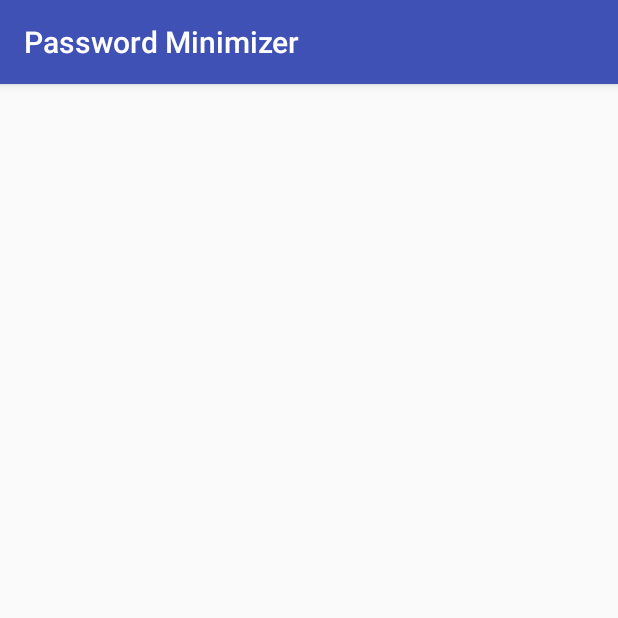
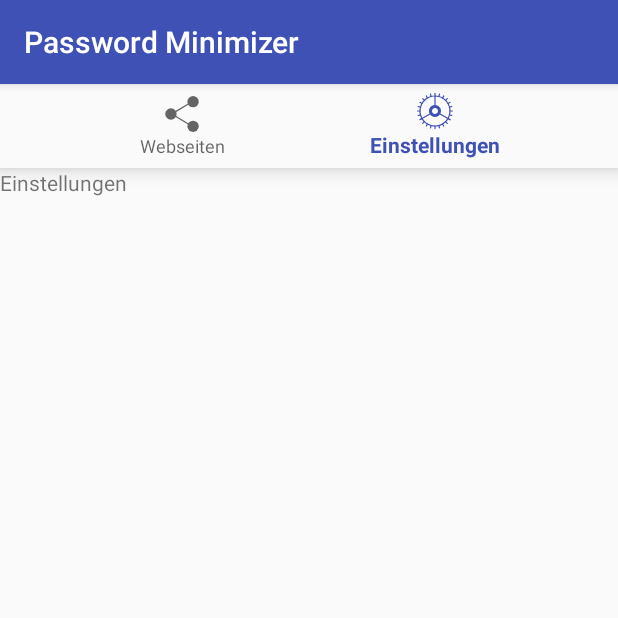
Before and after one commit to eileenoo/password_minimizer, an Android app: the PasswordDetailSettingsActivity screen opened directly, with no data from a screen before it, on a phone screen of 412 x 824 dp, the top half of it. Run offline under Robolectric (Android 15) with nearby library versions, the phone set to English and light mode, and no system bars.

Commit message:
Added basic navigation bar for pw detail websites / settings.

```diff
--- a/app/build.gradle
+++ b/app/build.gradle
@@ -22,6 +22,7 @@ dependencies {
     implementation fileTree(dir: 'libs', include: ['*.jar'])
     implementation 'com.android.support:appcompat-v7:26.1.0'
     implementation 'com.android.support.constraint:constraint-layout:1.1.0'
+    implementation 'com.android.support:design:26.1.0'
     testImplementation 'junit:junit:4.12'
     androidTestImplementation 'com.android.support.test:runner:1.0.2'
     androidTestImplementation 'com.android.support.test.espresso:espresso-core:3.0.2'
--- a/app/src/main/java/ath/password_minimizer/activities/PasswordDetailSettingsActivity.java
+++ b/app/src/main/java/ath/password_minimizer/activities/PasswordDetailSettingsActivity.java
@@ -1,15 +1,44 @@
 package ath.password_minimizer.activities;
 
+import android.content.Intent;
+import android.support.annotation.NonNull;
+import android.support.design.widget.BottomNavigationView;
 import android.support.v7.app.AppCompatActivity;
 import android.os.Bundle;
+import android.view.MenuItem;
 
 import ath.password_minimizer.R;
 
 public class PasswordDetailSettingsActivity extends AppCompatActivity {
 
+    private BottomNavigationView.OnNavigationItemSelectedListener mOnNavigationItemSelectedListener
+            = new BottomNavigationView.OnNavigationItemSelectedListener() {
+
+        @Override
+        public boolean onNavigationItemSelected(@NonNull MenuItem item) {
+            switch (item.getItemId()) {
+                case R.id.navigation_pw_detail_settings:
+                    return true;
+                case R.id.navigation_pw_details_websites:
+                    Intent intentPasswordWebsites = new Intent(PasswordDetailSettingsActivity.this, PasswordDetailWebsitesActivity.class);
+                    startActivity(intentPasswordWebsites);
+                    finish();
+                    return true;
+            }
+            return false;
+        }
+    };
+
     @Override
     protected void onCreate(Bundle savedInstanceState) {
         super.onCreate(savedInstanceState);
         setContentView(R.layout.activity_password_detail_settings);
+        setNavigationBar();
+    }
+
+    private void setNavigationBar() {
+        BottomNavigationView navigation = findViewById(R.id.navigation);
+        navigation.setSelectedItemId(R.id.navigation_pw_detail_settings);
+        navigation.setOnNavigationItemSelectedListener(mOnNavigationItemSelectedListener);
     }
 }
--- /dev/null
+++ b/app/src/main/res/drawable/ic_settings.xml
@@ -0,0 +1,32 @@
+<vector android:height="24dp" android:viewportHeight="60.0"
+    android:viewportWidth="60.0" android:width="24dp" xmlns:android="http://schemas.android.com/apk/res/android">
+    <path android:fillColor="#6C7A89" android:pathData="M30.02,56c-9.27,0 -17.91,-4.98 -22.54,-13C0.31,30.58 4.58,14.65 17,7.48c3.95,-2.28 8.44,-3.49 12.98,-3.49c9.27,0 17.91,4.98 22.54,13C59.69,29.42 55.42,45.35 43,52.52C39.05,54.8 34.56,56 30.02,56zM29.98,6c-4.19,0 -8.33,1.11 -11.98,3.22c-5.55,3.2 -9.52,8.38 -11.18,14.57C5.16,29.98 6.01,36.45 9.22,42c4.27,7.4 12.25,12 20.81,12c4.19,0 8.33,-1.11 11.98,-3.22c5.55,-3.2 9.52,-8.38 11.18,-14.57c1.66,-6.19 0.81,-12.66 -2.4,-18.21C46.51,10.6 38.54,6 29.98,6z"/>
+    <path android:fillColor="#6C7A89" android:pathData="M23.46,1.73c-0.14,-0.53 -0.69,-0.85 -1.23,-0.71c-0.53,0.14 -0.85,0.69 -0.71,1.23l1.03,3.86c0.12,0.45 0.52,0.74 0.96,0.74c0.09,0 0.17,-0.01 0.26,-0.03c0.53,-0.14 0.85,-0.69 0.71,-1.23L23.46,1.73z"/>
+    <path android:fillColor="#6C7A89" android:pathData="M37.44,53.89c-0.14,-0.53 -0.69,-0.85 -1.23,-0.71s-0.85,0.69 -0.71,1.23l1.03,3.86c0.12,0.45 0.52,0.74 0.96,0.74c0.09,0 0.17,-0.01 0.26,-0.03c0.53,-0.14 0.85,-0.69 0.71,-1.23L37.44,53.89z"/>
+    <path android:fillColor="#6C7A89" android:pathData="M59,29h-4c-0.55,0 -1,0.45 -1,1s0.45,1 1,1h4c0.55,0 1,-0.45 1,-1S59.55,29 59,29z"/>
+    <path android:fillColor="#6C7A89" android:pathData="M5,31c0.55,0 1,-0.45 1,-1s-0.45,-1 -1,-1H1c-0.55,0 -1,0.45 -1,1s0.45,1 1,1H5z"/>
+    <path android:fillColor="#6C7A89" android:pathData="M48.38,46.97c-0.39,-0.39 -1.02,-0.39 -1.41,0s-0.39,1.02 0,1.41l2.83,2.83c0.19,0.19 0.45,0.29 0.71,0.29s0.51,-0.1 0.71,-0.29c0.39,-0.39 0.39,-1.02 0,-1.41L48.38,46.97z"/>
+    <path android:fillColor="#6C7A89" android:pathData="M10.2,8.79c-0.39,-0.39 -1.02,-0.39 -1.41,0s-0.39,1.02 0,1.41l2.83,2.83c0.19,0.19 0.45,0.29 0.71,0.29s0.51,-0.1 0.71,-0.29c0.39,-0.39 0.39,-1.02 0,-1.41L10.2,8.79z"/>
+    <path android:fillColor="#6C7A89" android:pathData="M47.68,13.32c0.26,0 0.51,-0.1 0.71,-0.29l2.83,-2.83c0.39,-0.39 0.39,-1.02 0,-1.41s-1.02,-0.39 -1.41,0l-2.83,2.83c-0.39,0.39 -0.39,1.02 0,1.41C47.17,13.23 47.42,13.32 47.68,13.32z"/>
+    <path android:fillColor="#6C7A89" android:pathData="M11.61,46.97l-2.83,2.83c-0.39,0.39 -0.39,1.02 0,1.41c0.19,0.19 0.45,0.29 0.71,0.29s0.51,-0.1 0.71,-0.29l2.83,-2.83c0.39,-0.39 0.39,-1.02 0,-1.41S12.01,46.58 11.61,46.97z"/>
+    <path android:fillColor="#6C7A89" android:pathData="M16.37,4.39C16.09,3.9 15.48,3.74 15,4.02c-0.48,0.28 -0.64,0.89 -0.37,1.37l2,3.46c0.19,0.32 0.52,0.5 0.87,0.5c0.17,0 0.34,-0.04 0.5,-0.13c0.48,-0.28 0.64,-0.89 0.37,-1.37L16.37,4.39z"/>
+    <path android:fillColor="#6C7A89" android:pathData="M43.37,51.15c-0.28,-0.48 -0.89,-0.64 -1.37,-0.37c-0.48,0.28 -0.64,0.89 -0.37,1.37l2,3.46c0.19,0.32 0.52,0.5 0.87,0.5c0.17,0 0.34,-0.04 0.5,-0.13c0.48,-0.28 0.64,-0.89 0.37,-1.37L43.37,51.15z"/>
+    <path android:fillColor="#6C7A89" android:pathData="M30,54c-0.55,0 -1,0.45 -1,1v4c0,0.55 0.45,1 1,1s1,-0.45 1,-1v-4C31,54.45 30.55,54 30,54z"/>
+    <path android:fillColor="#6C7A89" android:pathData="M30,0c-0.55,0 -1,0.45 -1,1v4c0,0.55 0.45,1 1,1s1,-0.45 1,-1V1C31,0.45 30.55,0 30,0z"/>
+    <path android:fillColor="#6C7A89" android:pathData="M4.39,16.37l3.46,2C8.01,18.46 8.18,18.5 8.35,18.5c0.35,0 0.68,-0.18 0.87,-0.5c0.28,-0.48 0.11,-1.09 -0.37,-1.37l-3.46,-2C4.91,14.36 4.3,14.52 4.02,15C3.74,15.48 3.91,16.09 4.39,16.37z"/>
+    <path android:fillColor="#6C7A89" android:pathData="M55.61,43.63l-3.46,-2c-0.48,-0.28 -1.09,-0.11 -1.37,0.37c-0.28,0.48 -0.11,1.09 0.37,1.37l3.46,2c0.16,0.09 0.33,0.13 0.5,0.13c0.35,0 0.68,-0.18 0.87,-0.5C56.26,44.52 56.09,43.91 55.61,43.63z"/>
+    <path android:fillColor="#6C7A89" android:pathData="M1.73,23.46l3.86,1.03c0.09,0.02 0.17,0.03 0.26,0.03c0.44,0 0.85,-0.29 0.96,-0.74c0.14,-0.53 -0.17,-1.08 -0.71,-1.23l-3.86,-1.03c-0.53,-0.14 -1.08,0.17 -1.23,0.71S1.2,23.32 1.73,23.46z"/>
+    <path android:fillColor="#6C7A89" android:pathData="M58.27,36.54l-3.86,-1.03c-0.53,-0.14 -1.08,0.17 -1.23,0.71c-0.14,0.53 0.17,1.08 0.71,1.23l3.86,1.03c0.09,0.02 0.17,0.03 0.26,0.03c0.44,0 0.85,-0.29 0.96,-0.74C59.12,37.23 58.8,36.68 58.27,36.54z"/>
+    <path android:fillColor="#6C7A89" android:pathData="M6.82,36.21c-0.14,-0.53 -0.69,-0.85 -1.23,-0.71L1.73,36.54c-0.53,0.14 -0.85,0.69 -0.71,1.23c0.12,0.45 0.52,0.74 0.96,0.74c0.09,0 0.17,-0.01 0.26,-0.03l3.86,-1.03C6.64,37.29 6.96,36.74 6.82,36.21z"/>
+    <path android:fillColor="#6C7A89" android:pathData="M53.18,23.79c0.12,0.45 0.52,0.74 0.96,0.74c0.09,0 0.17,-0.01 0.26,-0.03l3.86,-1.03c0.53,-0.14 0.85,-0.69 0.71,-1.23s-0.69,-0.85 -1.23,-0.71l-3.86,1.03C53.36,22.71 53.04,23.25 53.18,23.79z"/>
+    <path android:fillColor="#6C7A89" android:pathData="M9.22,42c-0.28,-0.48 -0.89,-0.64 -1.37,-0.37l-3.46,2C3.91,43.91 3.74,44.52 4.02,45c0.19,0.32 0.52,0.5 0.87,0.5c0.17,0 0.34,-0.04 0.5,-0.13l3.46,-2C9.33,43.09 9.49,42.48 9.22,42z"/>
+    <path android:fillColor="#6C7A89" android:pathData="M50.78,18c0.19,0.32 0.52,0.5 0.87,0.5c0.17,0 0.34,-0.04 0.5,-0.13l3.46,-2c0.48,-0.28 0.64,-0.89 0.37,-1.37c-0.28,-0.48 -0.89,-0.64 -1.37,-0.37l-3.46,2C50.67,16.91 50.51,17.52 50.78,18z"/>
+    <path android:fillColor="#6C7A89" android:pathData="M45,4.02c-0.48,-0.28 -1.09,-0.11 -1.37,0.37l-2,3.46C41.36,8.33 41.52,8.94 42,9.22c0.16,0.09 0.33,0.13 0.5,0.13c0.35,0 0.68,-0.18 0.87,-0.5l2,-3.46C45.64,4.91 45.48,4.3 45,4.02z"/>
+    <path android:fillColor="#6C7A89" android:pathData="M18,50.78c-0.48,-0.28 -1.09,-0.11 -1.37,0.37l-2,3.46c-0.28,0.48 -0.11,1.09 0.37,1.37c0.16,0.09 0.33,0.13 0.5,0.13c0.35,0 0.68,-0.18 0.87,-0.5l2,-3.46C18.64,51.67 18.48,51.06 18,50.78z"/>
+    <path android:fillColor="#6C7A89" android:pathData="M37.76,1.02c-0.53,-0.14 -1.08,0.17 -1.23,0.71l-1.03,3.86c-0.14,0.53 0.17,1.08 0.71,1.23c0.09,0.02 0.17,0.03 0.26,0.03c0.44,0 0.85,-0.29 0.96,-0.74l1.03,-3.86C38.61,1.71 38.3,1.16 37.76,1.02z"/>
+    <path android:fillColor="#6C7A89" android:pathData="M23.79,53.18c-0.53,-0.14 -1.08,0.17 -1.23,0.71l-1.03,3.86c-0.14,0.53 0.17,1.08 0.71,1.23c0.09,0.02 0.17,0.03 0.26,0.03c0.44,0 0.85,-0.29 0.96,-0.74l1.03,-3.86C24.64,53.87 24.32,53.33 23.79,53.18z"/>
+    <path android:fillColor="#6C7A89" android:pathData="M38.66,25c-2.76,-4.78 -8.88,-6.42 -13.66,-3.66c-4.78,2.76 -6.42,8.88 -3.66,13.66c2.76,4.78 8.88,6.42 13.66,3.66C39.78,35.9 41.42,29.78 38.66,25zM32.5,34.33c-2.39,1.38 -5.45,0.56 -6.83,-1.83c-1.38,-2.39 -0.56,-5.45 1.83,-6.83c2.39,-1.38 5.45,-0.56 6.83,1.83C35.71,29.89 34.89,32.95 32.5,34.33z"/>
+    <path android:fillColor="#6C7A89" android:pathData="M55.61,43.63L37.5,33.27c-0.48,-0.28 -1.09,-0.11 -1.37,0.37c-0.28,0.48 -0.11,1.09 0.37,1.37l18.11,10.37c0.16,0.09 0.33,0.13 0.5,0.13c0.35,0 0.68,-0.18 0.87,-0.5C56.26,44.52 56.09,43.91 55.61,43.63z"/>
+    <path android:fillColor="#6C7A89" android:pathData="M23.87,33.63c-0.28,-0.48 -0.89,-0.64 -1.37,-0.37L4.39,43.63l1,1.73L23.5,35C23.98,34.72 24.14,34.11 23.87,33.63z"/>
+    <path android:fillColor="#6C7A89" android:pathData="M29,5h2v17h-2z"/>
+</vector>
--- /dev/null
+++ b/app/src/main/res/drawable/ic_share.xml
@@ -0,0 +1,8 @@
+<vector android:height="24dp" android:viewportHeight="57.0"
+    android:viewportWidth="57.0" android:width="24dp" xmlns:android="http://schemas.android.com/apk/res/android">
+    <path android:fillColor="#6C7A89" android:pathData="M11,28.46m-9,0a9,9 0,1 1,18 0a9,9 0,1 1,-18 0"/>
+    <path android:fillColor="#6C7A89" android:pathData="M46,48m-9,0a9,9 0,1 1,18 0a9,9 0,1 1,-18 0"/>
+    <path android:fillColor="#6C7A89" android:pathData="M46,9m-9,0a9,9 0,1 1,18 0a9,9 0,1 1,-18 0"/>
+    <path android:fillColor="#424A60" android:pathData="M19.02,25.36c0.18,0 0.35,-0.05 0.51,-0.14l18.91,-11.39c0.47,-0.28 0.63,-0.9 0.34,-1.37c-0.28,-0.47 -0.9,-0.63 -1.37,-0.34L18.5,23.5c-0.47,0.28 -0.63,0.9 -0.34,1.37C18.35,25.19 18.68,25.36 19.02,25.36z"/>
+    <path android:fillColor="#424A60" android:pathData="M38.44,43.17L19.53,31.69c-0.47,-0.29 -1.09,-0.14 -1.37,0.34c-0.29,0.47 -0.14,1.09 0.34,1.37L37.4,44.88c0.16,0.1 0.34,0.15 0.52,0.15c0.34,0 0.67,-0.17 0.86,-0.48C39.06,44.07 38.92,43.46 38.44,43.17z"/>
+</vector>
--- a/app/src/main/res/layout/activity_password_detail_settings.xml
+++ b/app/src/main/res/layout/activity_password_detail_settings.xml
@@ -1,9 +1,21 @@
 <?xml version="1.0" encoding="utf-8"?>
-<android.support.constraint.ConstraintLayout xmlns:android="http://schemas.android.com/apk/res/android"
+<LinearLayout xmlns:android="http://schemas.android.com/apk/res/android"
     xmlns:app="http://schemas.android.com/apk/res-auto"
     xmlns:tools="http://schemas.android.com/tools"
     android:layout_width="match_parent"
     android:layout_height="match_parent"
+    android:orientation="vertical"
     tools:context="ath.password_minimizer.activities.PasswordDetailSettingsActivity">
 
-</android.support.constraint.ConstraintLayout>
+    <android.support.design.widget.BottomNavigationView
+        android:id="@+id/navigation"
+        android:layout_width="match_parent"
+        android:layout_height="wrap_content"
+        android:background="?android:attr/windowBackground"
+        app:menu="@menu/navigation_menu" />
+
+    <TextView
+        android:layout_width="match_parent"
+        android:layout_height="match_parent"
+        android:text="Einstellungen"/>
+</LinearLayout>
--- /dev/null
+++ b/app/src/main/res/menu/navigation_menu.xml
@@ -0,0 +1,14 @@
+<?xml version="1.0" encoding="utf-8"?>
+<menu xmlns:android="http://schemas.android.com/apk/res/android">
+
+    <item
+        android:id="@+id/navigation_pw_details_websites"
+        android:icon="@drawable/ic_share"
+        android:title="@string/string_navigation_pw_detail_websites" />
+
+    <item
+        android:id="@+id/navigation_pw_detail_settings"
+        android:icon="@drawable/ic_settings"
+        android:title="@string/string_navigation_pw_detail_settings" />
+
+</menu>
--- a/app/src/main/res/values/strings.xml
+++ b/app/src/main/res/values/strings.xml
@@ -4,4 +4,7 @@
     <string name="string_create_simple_pw">Leichtes Passwort erstellen.</string>
     <string name="string_create_middle_pw">Mittleres Passwort erstellen.</string>
     <string name="string_create_strong_pw">Starkes Passwort erstellen.</string>
+
+    <string name="string_navigation_pw_detail_websites">Webseiten</string>
+    <string name="string_navigation_pw_detail_settings">Einstellungen</string>
 </resources>
```
Also changed, not shown: app/src/main/java/ath/password_minimizer/activities/PasswordDetailWebsitesActivity.java (+31 -0 lines), app/src/main/res/layout/activity_password_detail_websites.xml (+15 -2 lines).
